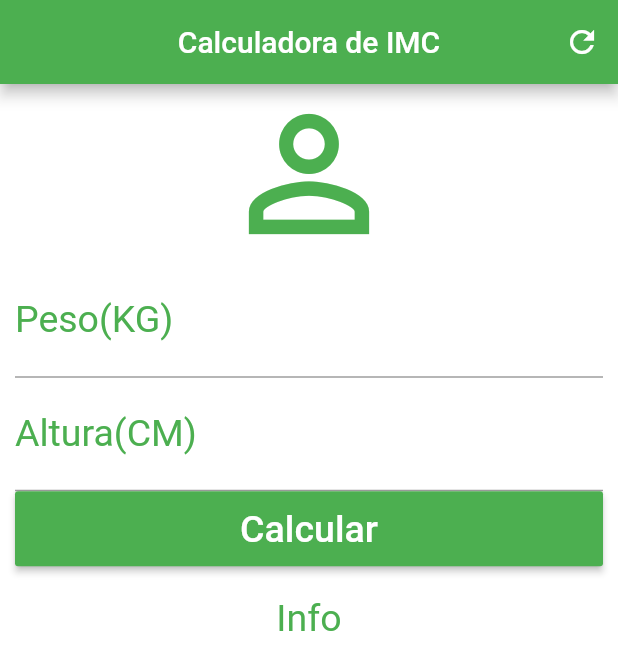
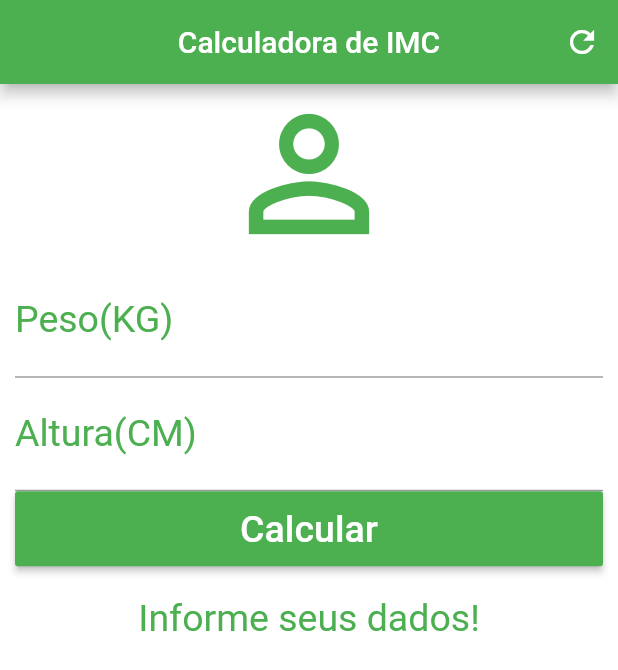
Before and after one commit to AlexandreMilitao/calculadora_imc, a Flutter app: the screen it shows after launch, after a tap on "Calcular", on a phone screen of 412 x 824 dp. Shown: the top 670 px of the screen. Run offline on Flutter 3.47's test engine with Material 2 defaults, Android fonts, the phone set to English and light mode, and no system bars.

Commit message:
commit_function_calculate_and_controllers

```diff
--- a/lib/main.dart
+++ b/lib/main.dart
@@ -1,4 +1,4 @@
-// ignore_for_file: prefer_const_constructors, deprecated_member_use, sized_box_for_whitespace, unused_element
+// ignore_for_file: prefer_const_constructors, deprecated_member_use, sized_box_for_whitespace, unused_element, implementation_imports, unnecessary_import, prefer_final_fields, unused_field
 
 import 'package:flutter/src/material/raised_button.dart';
 import 'package:flutter/material.dart';
@@ -21,9 +21,35 @@ class _HomeState extends State<Home> {
   TextEditingController weightController = TextEditingController();
   TextEditingController heightController = TextEditingController();
 
-  void _resetFilds() {
-    weightController.text = "";
-    heightController.text = "";
+  String _infoText = "Informe seus dados!";
+
+  void _resetFields() {
+    setState(() {
+      weightController.text = "";
+      heightController.text = "";
+      _infoText = "Informe seus dados!";
+    });
+  }
+
+  void _calculate() {
+    setState(() {
+      double weight = double.parse(weightController.text);
+      double height = double.parse(heightController.text) / 100;
+      double imc = weight / (height * height);
+      if (imc <= 18.5) {
+        _infoText = "Abaixo do Peso(IMC:${imc.toStringAsPrecision(4)})";
+      } else if (imc >= 18.6 && imc <= 24.9) {
+        _infoText = "Peso normal (IMC:${imc.toStringAsPrecision(4)})";
+      } else if (imc >= 25 && imc <= 25.9) {
+        _infoText = "Sobrepeso (IMC:${imc.toStringAsPrecision(4)})";
+      } else if (imc >= 30 && imc <= 34.9) {
+        _infoText = "Obesidade 1 (IMC:${imc.toStringAsPrecision(4)})";
+      } else if (imc >= 35 && imc <= 39.9) {
+        _infoText = "Obesidade 2 (IMC:${imc.toStringAsPrecision(4)})";
+      } else if (imc >= 40) {
+        _infoText = "Obesidade 3 (IMC:${imc.toStringAsPrecision(4)})";
+      }
+    });
   }
 
   @override
@@ -34,7 +60,10 @@ class _HomeState extends State<Home> {
           centerTitle: true,
           backgroundColor: Colors.green,
           actions: <Widget>[
-            IconButton(onPressed: () {}, icon: Icon(Icons.refresh))
+            IconButton(
+              icon: Icon(Icons.refresh),
+              onPressed: _resetFields,
+            )
           ],
         ),
         backgroundColor: Colors.white,
@@ -66,7 +95,7 @@ class _HomeState extends State<Home> {
             Container(
               height: 50.0,
               child: RaisedButton(
-                onPressed: () {},
+                onPressed: _calculate, //chamando a função no botão
                 child: Text(
                   "Calcular",
                   style: TextStyle(
@@ -81,7 +110,7 @@ class _HomeState extends State<Home> {
               padding: EdgeInsets.only(top: 10.0, bottom: 10.0),
             ),
             Text(
-              "Info",
+              _infoText,
               textAlign: TextAlign.center,
               style: TextStyle(
                 color: Colors.green,
```
